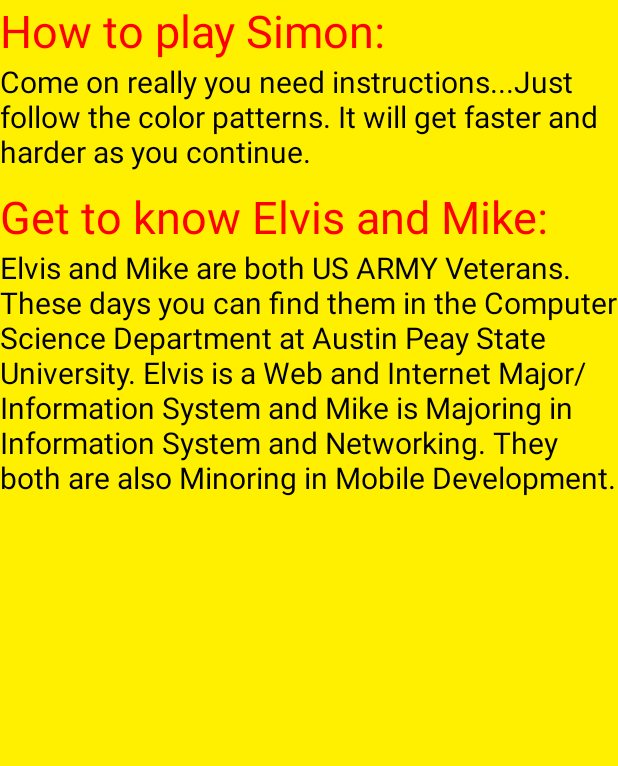
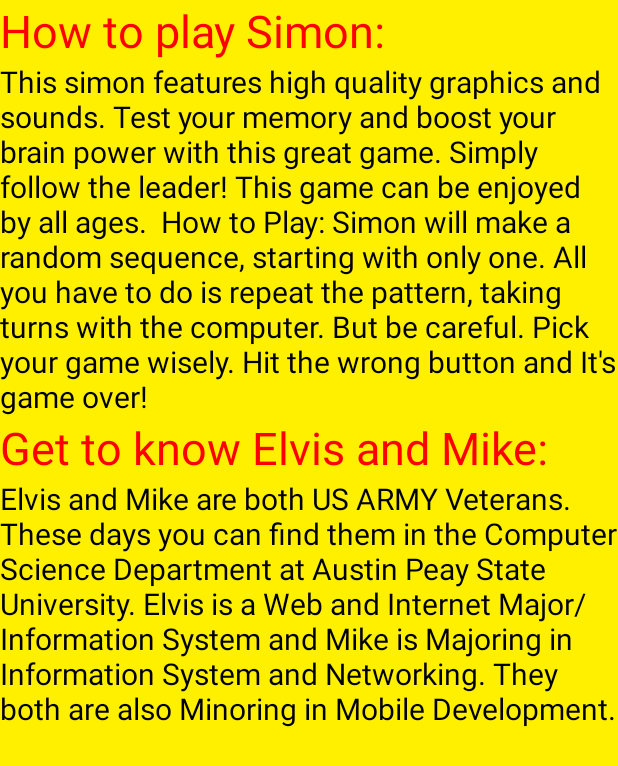
Before and after one commit to michael-pender/Simon, an Android app: the About screen opened directly, with no data from a screen before it, on a phone screen of 412 x 824 dp. Shown: the top 766 px of the screen. Run offline under Robolectric (Android 15) with nearby library versions, the phone set to English and light mode, and no system bars.

Commit message:
info added in about layout

```diff
--- a/app/src/main/res/layout/about_main.xml
+++ b/app/src/main/res/layout/about_main.xml
@@ -19,9 +19,11 @@
     <TextView
         android:id="@+id/textView5"
         android:layout_width="match_parent"
-        android:layout_height="83dp"
+        android:layout_height="wrap_content"
+        android:text="This simon features high quality graphics and sounds. Test your memory and boost your brain power with this great game. Simply follow the leader! This game can be enjoyed by all ages.
+
+How to Play: Simon will make a random sequence, starting with only one. All you have to do is repeat the pattern, taking turns with the computer. But be careful. Pick your game wisely. Hit the wrong button and It's game over!"
         android:textColor="#000000"
-        android:text="Come on really you need instructions...Just follow the color patterns. It will get faster and harder as you continue."
         android:textSize="20sp" />
 
     <TextView
@@ -35,7 +37,7 @@
     <TextView
         android:id="@+id/textView4"
         android:layout_width="match_parent"
-        android:layout_height="206dp"
+        android:layout_height="488dp"
         android:text="Elvis and Mike are both US ARMY Veterans. These days you can find them in the Computer Science Department at Austin Peay State University. Elvis is a Web and Internet Major/Information System and Mike is Majoring in Information System and Networking. They both are also Minoring in Mobile Development. "
         android:textColor="#000000"
         android:textSize="20sp" />
```
